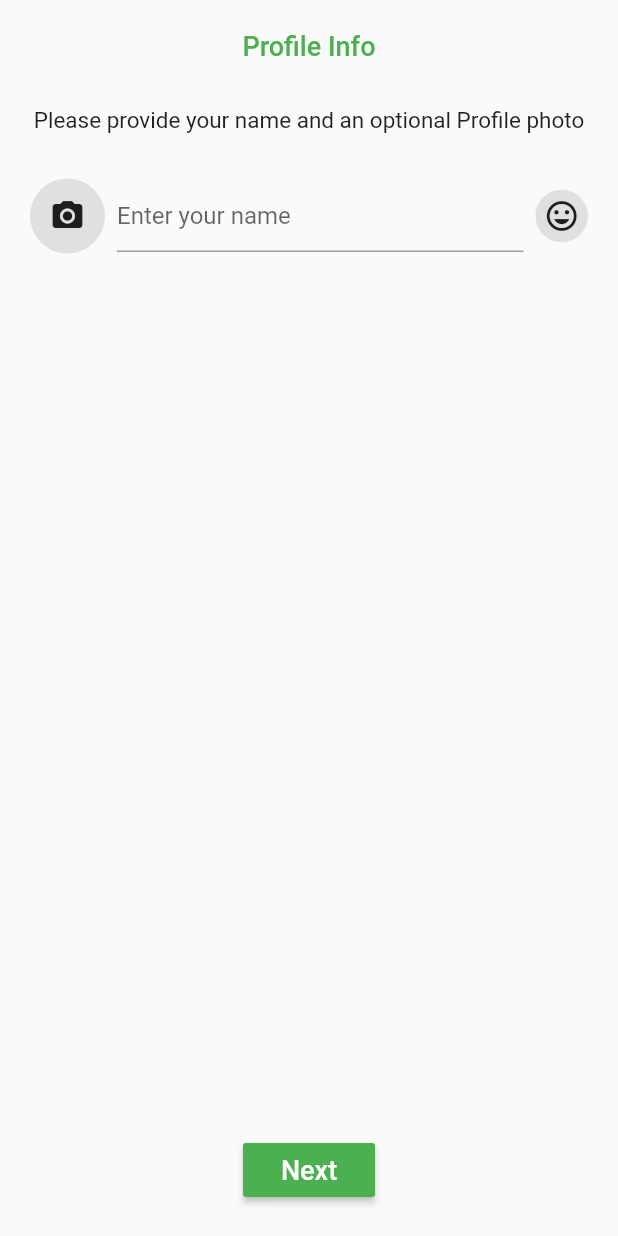
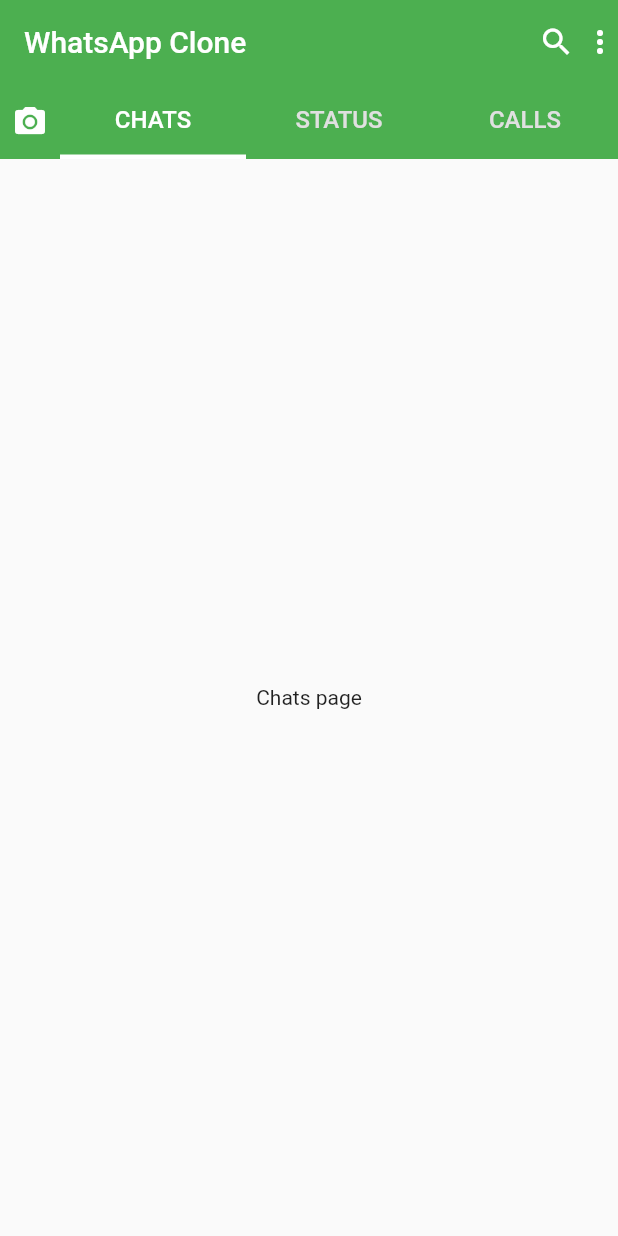
Before and after one commit to GhassenAB/whatsApp_clone, a Flutter app: the SetInitialProfilePage screen opened directly, after a tap on "Next", on a phone screen of 412 x 824 dp. Run offline on Flutter 3.47's test engine with Material 2 defaults, Android fonts, the phone set to English and light mode, and no system bars; our stand-ins replace pin_code_fields; missing offline and left inert: country_pickers.

Commit message:
create home screen

```diff
--- a/lib/main.dart
+++ b/lib/main.dart
@@ -1,5 +1,6 @@
 import 'package:flutter/material.dart';
 import 'package:whatsapp_clone/presentation/presentation.dart';
+import 'package:whatsapp_clone/presentation/widgets/theme/style.dart';
 
 void main() {
   runApp(MyApp());
@@ -12,8 +13,7 @@ class MyApp extends StatelessWidget {
       debugShowCheckedModeBanner: false,
       title: 'Flutter WhatsApp Clone',
       theme: ThemeData(
-        primarySwatch: Colors.blue,
-        visualDensity: VisualDensity.adaptivePlatformDensity,
+        primaryColor: primaryColor,
       ),
       home: SplashScreen(),
     );
--- /dev/null
+++ b/lib/presentation/pages/calls_page.dart
@@ -0,0 +1,12 @@
+import 'package:flutter/material.dart';
+
+class CallsPage extends StatelessWidget {
+  @override
+  Widget build(BuildContext context) {
+    return Scaffold(
+      body: Center(
+        child: Text('Calls page'),
+      ),
+    );
+  }
+}
--- /dev/null
+++ b/lib/presentation/pages/camera_page.dart
@@ -0,0 +1,12 @@
+import 'package:flutter/material.dart';
+
+class CameraPage extends StatelessWidget {
+  @override
+  Widget build(BuildContext context) {
+    return Scaffold(
+      body: Center(
+        child: Text('Camera page'),
+      ),
+    );
+  }
+}
--- /dev/null
+++ b/lib/presentation/pages/chats_page.dart
@@ -0,0 +1,12 @@
+import 'package:flutter/material.dart';
+
+class ChatsPage extends StatelessWidget {
+  @override
+  Widget build(BuildContext context) {
+    return Scaffold(
+      body: Center(
+        child: Text('Chats page'),
+      ),
+    );
+  }
+}
--- a/lib/presentation/pages/set_initial_profile_page.dart
+++ b/lib/presentation/pages/set_initial_profile_page.dart
@@ -1,4 +1,5 @@
 import 'package:flutter/material.dart';
+import 'package:whatsapp_clone/presentation/presentation.dart';
 import 'package:whatsapp_clone/presentation/widgets/theme/style.dart';
 
 class SetInitialProfilePage extends StatefulWidget {
@@ -43,7 +44,15 @@ class _SetInitialProfilePageState extends State<SetInitialProfilePage> {
                   alignment: Alignment.bottomCenter,
                   child: MaterialButton(
                     color: greenColor,
-                    onPressed: () {},
+                    onPressed: () {
+                      Navigator.pushAndRemoveUntil(
+                        context,
+                        MaterialPageRoute(
+                          builder: (_) => HomeScreen(),
+                        ),
+                        (route) => false,
+                      );
+                    },
                     child: Text(
                       "Next",
                       style: TextStyle(
--- /dev/null
+++ b/lib/presentation/pages/status_page.dart
@@ -0,0 +1,13 @@
+import 'package:flutter/material.dart';
+
+class StatusPage extends StatelessWidget {
+  @override
+  Widget build(BuildContext context) {
+    return Scaffold(
+      body: Center(
+        child: Text('Status page'),
+      ),
+    );
+    ;
+  }
+}
--- a/lib/presentation/presentation.dart
+++ b/lib/presentation/presentation.dart
@@ -7,3 +7,7 @@ export 'screens/welcome_screen.dart';
 //Pages
 export 'pages/phone_verification_page.dart';
 export 'pages/set_initial_profile_page.dart';
+export 'pages/camera_page.dart';
+export 'pages/chats_page.dart';
+export 'pages/status_page.dart';
+export 'pages/calls_page.dart';
--- a/lib/presentation/screens/home_screen.dart
+++ b/lib/presentation/screens/home_screen.dart
@@ -1,8 +1,107 @@
 import 'package:flutter/material.dart';
+import 'package:whatsapp_clone/presentation/presentation.dart';
+import 'package:whatsapp_clone/presentation/widgets/custom_tab_bar.dart';
+import 'package:whatsapp_clone/presentation/widgets/theme/style.dart';
 
-class HomeScreen extends StatelessWidget {
+class HomeScreen extends StatefulWidget {
+  @override
+  _HomeScreenState createState() => _HomeScreenState();
+}
+
+class _HomeScreenState extends State<HomeScreen> {
+  bool _isSearch = false;
+  int _currentPageIndex = 1;
+  PageController _pageViewController = PageController(initialPage: 1);
+  List<Widget> _pages = [CameraPage(), ChatsPage(), StatusPage(), CallsPage()];
+
+  _buildSearch() {
+    return Container(
+      height: 45,
+      margin: EdgeInsets.only(top: 25),
+      decoration: BoxDecoration(color: Colors.white, boxShadow: [
+        BoxShadow(
+            color: Colors.black.withOpacity(.3),
+            spreadRadius: 1,
+            offset: Offset(0.0, 0.50))
+      ]),
+      child: TextField(
+        decoration: InputDecoration(
+          hintText: "Search...",
+          prefixIcon: InkWell(
+            onTap: () {
+              setState(() {
+                _isSearch = false;
+              });
+            },
+            child: Icon(Icons.arrow_back),
+          ),
+        ),
+      ),
+    );
+  }
+
   @override
   Widget build(BuildContext context) {
-    return Container();
+    return Scaffold(
+      appBar: _currentPageIndex != 0
+          ? AppBar(
+              elevation: 0.0,
+              backgroundColor: _isSearch == false ? primaryColor : Colors.white,
+              title: _isSearch == false
+                  ? Text("WhatsApp Clone")
+                  : Container(
+                      height: 0.0,
+                      width: 0.0,
+                    ),
+              flexibleSpace: _isSearch == false
+                  ? Container(
+                      height: 0.0,
+                      width: 0.0,
+                    )
+                  : _buildSearch(),
+              actions: [
+                InkWell(
+                  onTap: () {
+                    setState(() {
+                      _isSearch = true;
+                    });
+                  },
+                  child: Icon(Icons.search),
+                ),
+                SizedBox(width: 5),
+                Icon(Icons.more_vert),
+              ],
+            )
+          : null,
+      body: Column(
+        children: [
+          _isSearch == false
+              ? _currentPageIndex != 0
+                  ? CustomTabBar(index: _currentPageIndex)
+                  : Container(
+                      height: 0.0,
+                      width: 0.0,
+                    )
+              : Container(
+                  height: 0.0,
+                  width: 0.0,
+                ),
+          Expanded(
+            child: PageView.builder(
+              itemCount: _pages.length,
+              controller: _pageViewController,
+              onPageChanged: (index) {
+                setState(() {
+                  _currentPageIndex = index;
+                });
+              },
+              itemBuilder: (_, index) {
+                return _pages[index];
+              },
+            ),
+          )
+        ],
+      ),
+    );
   }
 }
--- a/lib/presentation/screens/splash_screen.dart
+++ b/lib/presentation/screens/splash_screen.dart
@@ -15,7 +15,7 @@ class _SplashScreenState extends State<SplashScreen> {
       Navigator.pushAndRemoveUntil(
         context,
         MaterialPageRoute(
-          builder: (_) => WelcomeScreen(),
+          builder: (_) => HomeScreen(),
         ),
         (route) => false,
       );
--- /dev/null
+++ b/lib/presentation/widgets/custom_tab_bar.dart
@@ -0,0 +1,85 @@
+import 'package:flutter/cupertino.dart';
+import 'package:flutter/material.dart';
+import 'package:whatsapp_clone/presentation/widgets/theme/style.dart';
+
+class CustomTabBar extends StatelessWidget {
+  final int index;
+
+  const CustomTabBar({Key key, this.index}) : super(key: key);
+  @override
+  Widget build(BuildContext context) {
+    return Container(
+      height: 50.0,
+      decoration: BoxDecoration(
+        color: primaryColor,
+      ),
+      child: Row(
+        children: [
+          Container(
+            width: 40.0,
+            child: Icon(
+              Icons.camera_alt,
+              color: Colors.white,
+            ),
+          ),
+          Expanded(
+            child: CustomTabBarButton(
+              text: 'CHATS',
+              textColor: index == 1 ? textIconColor : textIconColorGray,
+              borderColor: index == 1 ? textIconColor : Colors.transparent,
+            ),
+          ),
+          Expanded(
+            child: CustomTabBarButton(
+              text: 'STATUS',
+              textColor: index == 2 ? textIconColor : textIconColorGray,
+              borderColor: index == 2 ? textIconColor : Colors.transparent,
+            ),
+          ),
+          Expanded(
+            child: CustomTabBarButton(
+              text: 'CALLS',
+              textColor: index == 3 ? textIconColor : textIconColorGray,
+              borderColor: index == 3 ? textIconColor : Colors.transparent,
+            ),
+          )
+        ],
+      ),
+    );
+  }
+}
+
+class CustomTabBarButton extends StatelessWidget {
+  final String text;
+  final Color borderColor;
+  final Color textColor;
+  final double borderWidth;
+
+  const CustomTabBarButton(
+      {Key key,
+      this.text,
+      this.borderColor,
+      this.textColor,
+      this.borderWidth = 3.0})
+      : super(key: key);
+
+  @override
+  Widget build(BuildContext context) {
+    return Container(
+      alignment: Alignment.center,
+      decoration: BoxDecoration(
+        border: Border(
+          bottom: BorderSide(color: borderColor, width: borderWidth),
+        ),
+      ),
+      child: Text(
+        text,
+        style: TextStyle(
+          fontSize: 16.0,
+          fontWeight: FontWeight.w500,
+          color: textColor,
+        ),
+      ),
+    );
+  }
+}
```
